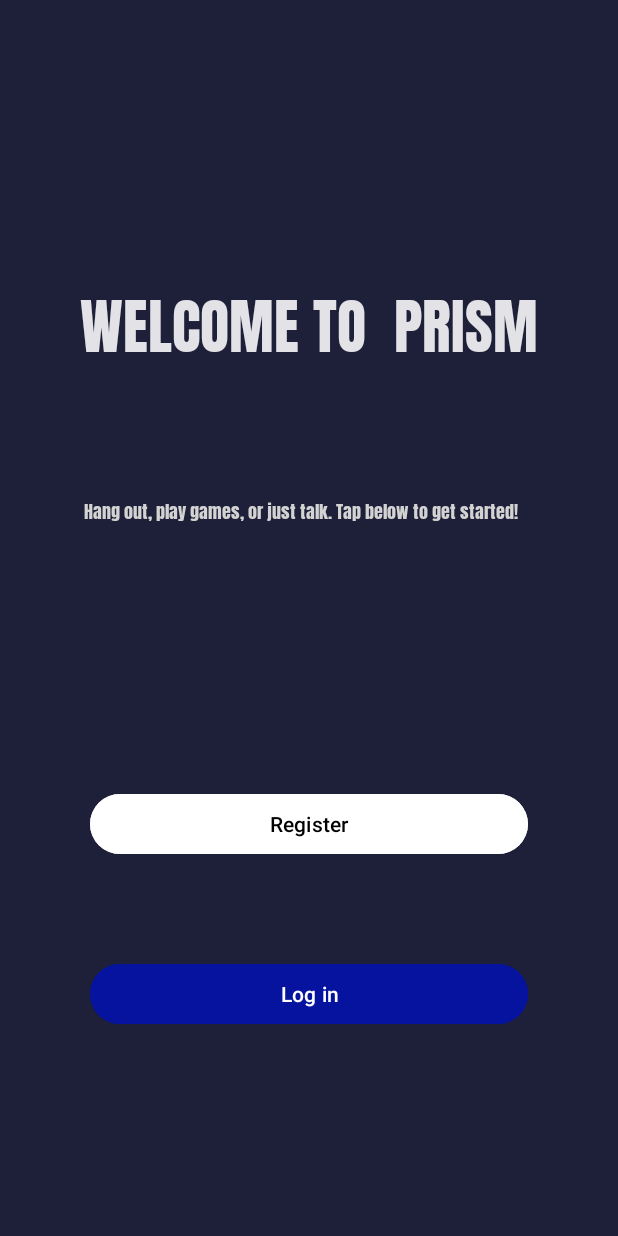
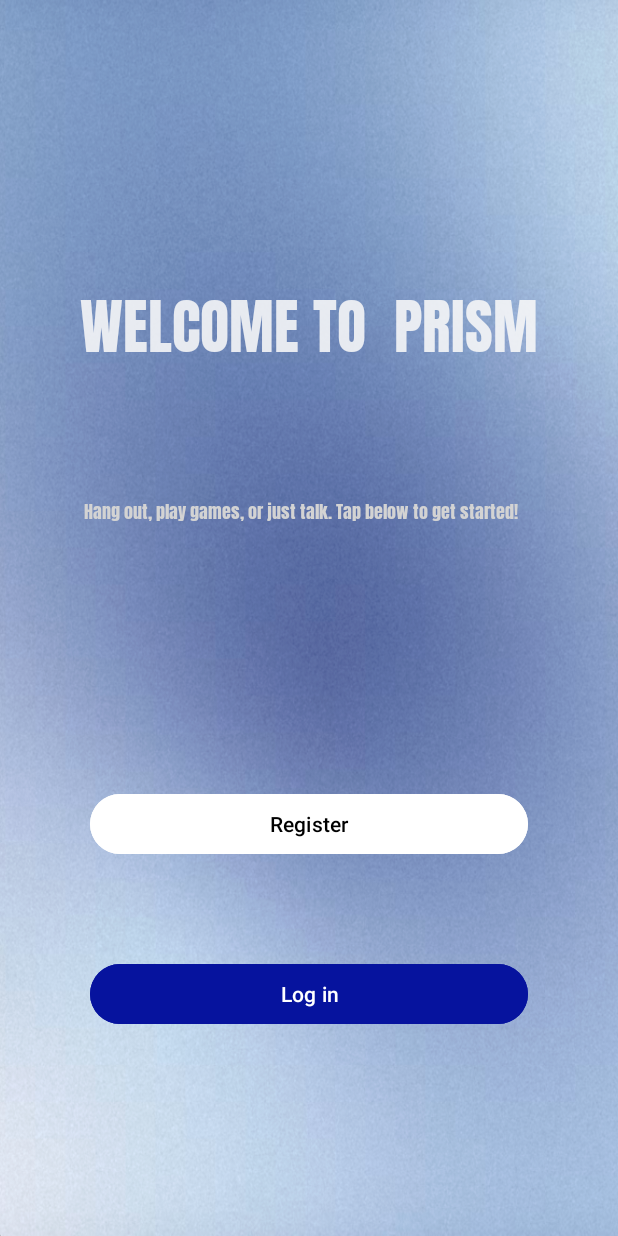
Before and after one commit to Kartikssethi/Discord-Mobile-, an Android app: the screen it shows after launch (MainActivity), on a phone screen of 412 x 824 dp. Run offline under Robolectric (Android 15) with nearby library versions, the phone set to English and light mode, and no system bars.

Commit message:
Added background Image For Homepage

```diff
--- a/app/src/main/res/layout/homepage.xml
+++ b/app/src/main/res/layout/homepage.xml
@@ -5,7 +5,7 @@
     android:id="@+id/Bio"
     android:layout_width="match_parent"
     android:layout_height="match_parent"
-    android:background="#1E1F38"> <!-- Dark Discord-like background -->
+    android:background="@drawable/background"> <!-- Set image background -->
 
     <TextView
         android:id="@+id/Heading"
@@ -17,7 +17,7 @@
         android:layout_marginBottom="555dp"
         android:fontFamily="@font/anton"
         android:text="WELCOME TO  PRISM"
-        android:textColor="#E0FFFFFF"
+        android:textColor="#E0F8F8F8"
         android:textSize="40sp"
         app:layout_constraintBottom_toBottomOf="parent"
         app:layout_constraintEnd_toEndOf="parent"
```
Also changed, not shown: app/src/main/res/drawable/background.png (added).
